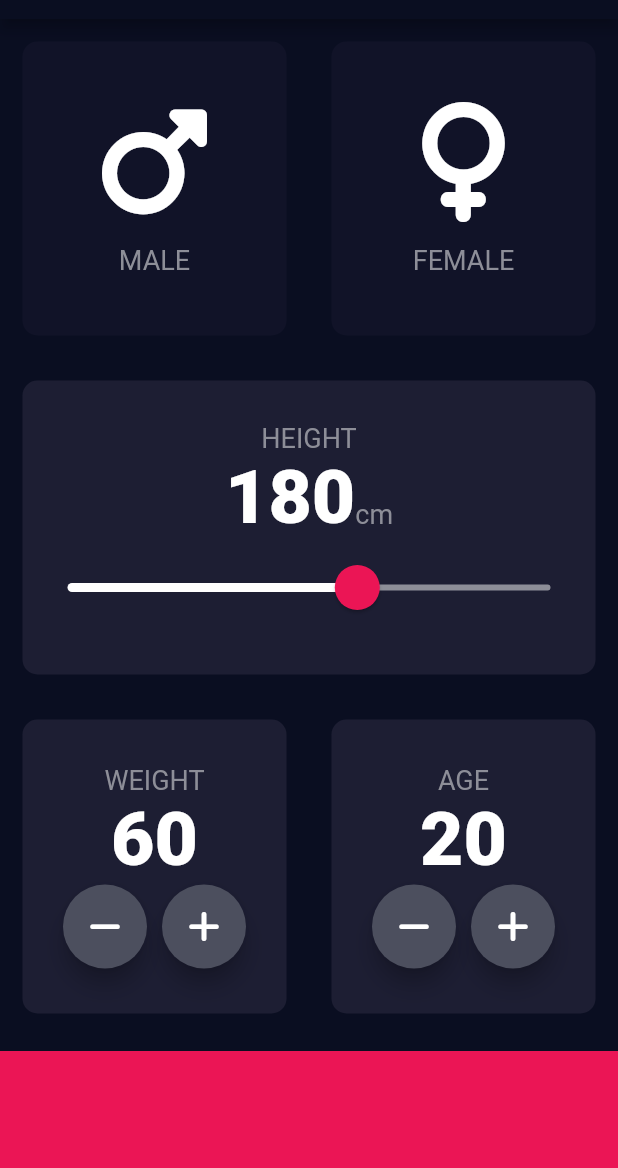
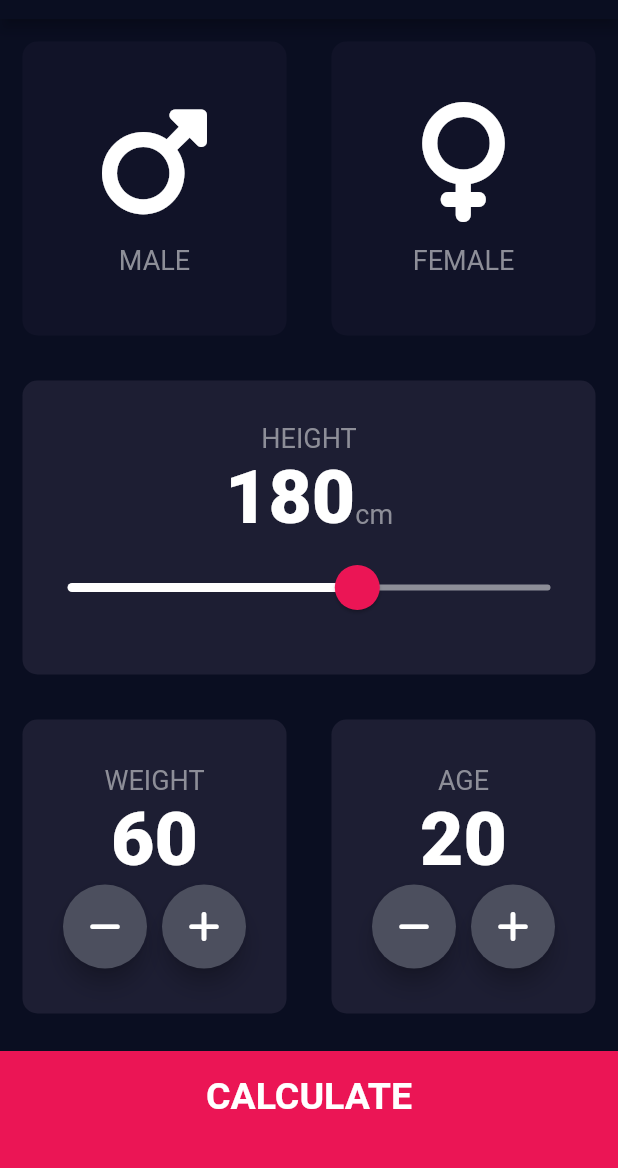
Before and after one commit to BasakK6/bmi_calculator_flutter, a Flutter app: the screen it shows after launch, on a phone screen of 412 x 824 dp, the part 65-1233 px from its top. Run offline on Flutter 3.47's test engine with Material 2 defaults, Android fonts, the phone set to English and light mode, and no system bars; our stand-ins replace font_awesome_flutter.

Commit message:
feature: designed the new route for the BMI calculation results and organized folders

```diff
--- /dev/null
+++ b/lib/components/bottom_button.dart
@@ -0,0 +1,32 @@
+import 'package:flutter/material.dart';
+import 'package:bmi_calculator_flutter/constants.dart';
+
+class BottomButton extends StatelessWidget {
+  const BottomButton({
+    super.key,
+    required this.onTap,
+    required this.buttonTitle,
+  });
+
+  final VoidCallback onTap;
+  final String buttonTitle;
+
+  @override
+  Widget build(BuildContext context) {
+    return GestureDetector(
+      onTap: onTap,
+      child: Container(
+        alignment: Alignment.center,
+        color: kBottomContainerColor,
+        padding: const EdgeInsets.only(bottom: 20),
+        margin: const EdgeInsets.only(top: 10),
+        width: double.infinity,
+        height: kBottomContainerHeight,
+        child: Text(
+          buttonTitle,
+          style: kLargeButtonTextStyle,
+        ),
+      ),
+    );
+  }
+}
--- a/lib/icon_content.dart
+++ b/lib/components/icon_content.dart
@@ -23,7 +23,7 @@ class IconContent extends StatelessWidget {
         const SizedBox(height: 15),
         Text(
           title,
-          style: kTitleTextStyle,
+          style: kLabelTextStyle,
         ),
       ],
     );
--- a/lib/constants.dart
+++ b/lib/constants.dart
@@ -4,7 +4,7 @@ const double kBottomContainerHeight = 80;
 const Color kActiveCardColor = Color(0xff1D1E33);
 const Color kInactiveCardColor = Color(0xff111328);
 const Color kBottomContainerColor = Color(0xffEB1555);
-const kTitleTextStyle = TextStyle(
+const kLabelTextStyle = TextStyle(
   fontSize: 18,
   color: Color(0xff8D8E98),
 );
@@ -12,3 +12,24 @@ const kNumberTextStyle = TextStyle(
   fontSize: 50,
   fontWeight: FontWeight.w900,
 );
+const kLargeButtonTextStyle = TextStyle(
+  fontSize: 25,
+  fontWeight: FontWeight.bold,
+);
+
+const kTitleTextStyle = TextStyle(
+  fontSize: 50,
+  fontWeight: FontWeight.bold,
+);
+const kResultTextStyle = TextStyle(
+  color: Color(0xff24D876),
+  fontSize: 22,
+  fontWeight: FontWeight.bold,
+);
+const kBMITextStyle = TextStyle(
+  fontSize: 100,
+  fontWeight: FontWeight.bold,
+);
+const kBodyTextStyle = TextStyle(
+  fontSize: 22,
+);
--- a/lib/main.dart
+++ b/lib/main.dart
@@ -1,6 +1,6 @@
 import 'package:flutter/material.dart';
 
-import 'input_page.dart';
+import 'screens/input_page.dart';
 
 void main() => runApp(const BMICalculator());
 
--- a/lib/input_page.dart
+++ b/lib/screens/input_page.dart
@@ -1,9 +1,11 @@
-import 'package:bmi_calculator_flutter/reusable_card.dart';
-import 'package:bmi_calculator_flutter/round_icon_button.dart';
+import 'package:bmi_calculator_flutter/components/bottom_button.dart';
+import 'package:bmi_calculator_flutter/screens/results_page.dart';
+import 'package:bmi_calculator_flutter/components/reusable_card.dart';
+import 'package:bmi_calculator_flutter/components/round_icon_button.dart';
 import 'package:flutter/material.dart';
 import 'package:font_awesome_flutter/font_awesome_flutter.dart';
 import 'package:bmi_calculator_flutter/constants.dart';
-import 'icon_content.dart';
+import '../components/icon_content.dart';
 
 enum Gender {
   male,
@@ -78,7 +80,7 @@ class _InputPageState extends State<InputPage> {
                 children: [
                   const Text(
                     "HEIGHT",
-                    style: kTitleTextStyle,
+                    style: kLabelTextStyle,
                   ),
                   Row(
                     mainAxisAlignment: MainAxisAlignment.center,
@@ -91,7 +93,7 @@ class _InputPageState extends State<InputPage> {
                       ),
                       const Text(
                         "cm",
-                        style: kTitleTextStyle,
+                        style: kLabelTextStyle,
                       ),
                     ],
                   ),
@@ -132,7 +134,7 @@ class _InputPageState extends State<InputPage> {
                       children: [
                         const Text(
                           "WEIGHT",
-                          style: kTitleTextStyle,
+                          style: kLabelTextStyle,
                         ),
                         Text(
                           weight.toString(),
@@ -174,7 +176,7 @@ class _InputPageState extends State<InputPage> {
                       children: [
                         const Text(
                           "AGE",
-                            style: kTitleTextStyle,
+                          style: kLabelTextStyle,
                         ),
                         Text(
                           age.toString(),
@@ -211,12 +213,17 @@ class _InputPageState extends State<InputPage> {
               ],
             ),
           ),
-          Container(
-            color: kBottomContainerColor,
-            margin: const EdgeInsets.only(top: 10),
-            width: double.infinity,
-            height: kBottomContainerHeight,
-          )
+          BottomButton(
+            onTap: () {
+              Navigator.push(
+                context,
+                MaterialPageRoute(
+                  builder: (context) => const ResultsPage(),
+                ),
+              );
+            },
+            buttonTitle: "CALCULATE",
+          ),
         ],
       ),
     );
```
Also changed, not shown: lib/screens/results_page.dart (added, +65 -0 lines), lib/components/reusable_card.dart (renamed from lib/reusable_card.dart), lib/components/round_icon_button.dart (renamed from lib/round_icon_button.dart). Lines whose indentation alone changed are shown as unchanged.
